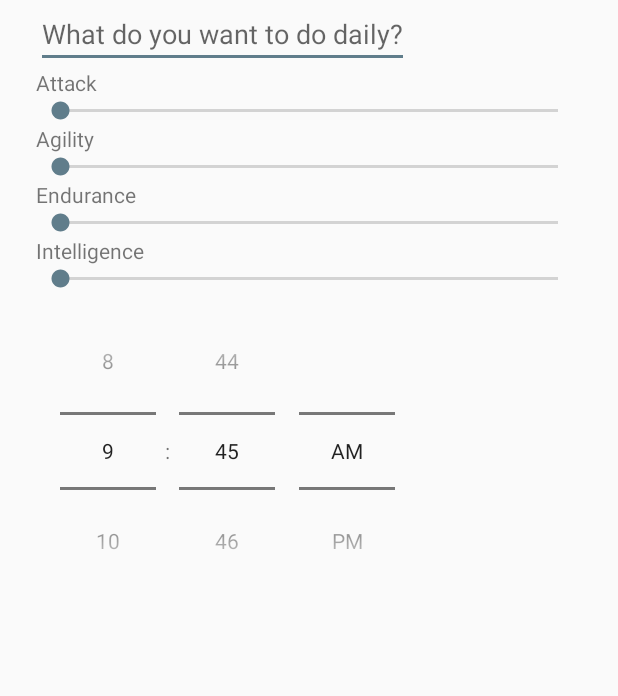
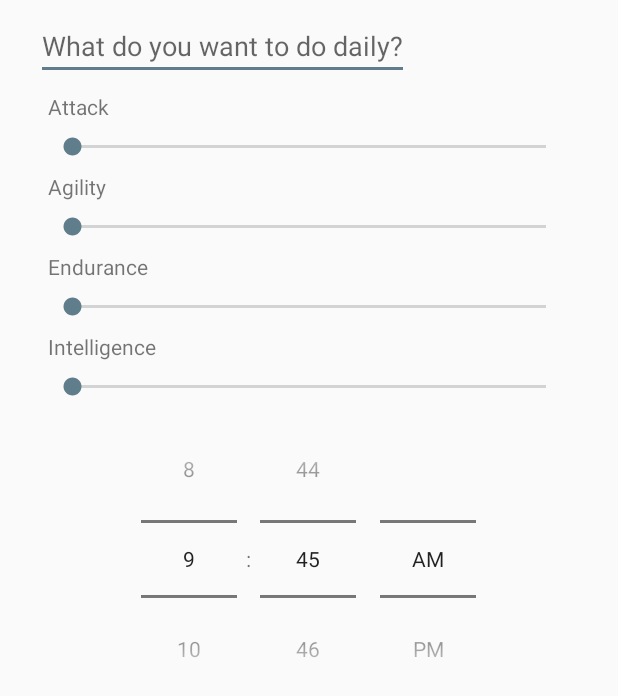
Before and after one commit to gutenkode/roguelike, an Android app: the layout fragment_create_habit.xml on its own in the app's theme, with its tools: preview values and no code run, on a phone screen of 412 x 824 dp. Shown: the top 696 px of the screen. Run offline under Robolectric (Android 15) with nearby library versions, the phone set to English and light mode, and no system bars.

```diff
--- a/app/src/main/java/de/gutenko/roguelike/habittracker/ui/PlayerActivity.kt
+++ b/app/src/main/java/de/gutenko/roguelike/habittracker/ui/PlayerActivity.kt
@@ -74,7 +74,7 @@ class PlayerActivity : AppCompatActivity() {
                 BindingListAdapter.Builder<AttributeCardItemBinding, PlayerPresenter.AttributeViewState, Unit>()
                     .identical { first, second -> first.name == second.name }
                     .same { first, second -> first == second }
-                    .eventsFor { binding, i ->
+                    .eventsFor { binding ->
                         Observable.empty()
                     }
                     .ids { it.name.hashCode().toLong() }
--- a/app/src/main/res/layout/fragment_create_habit.xml
+++ b/app/src/main/res/layout/fragment_create_habit.xml
@@ -1,14 +1,16 @@
 <?xml version="1.0" encoding="utf-8"?>
 <android.support.v7.widget.LinearLayoutCompat xmlns:android="http://schemas.android.com/apk/res/android"
     android:layout_width="match_parent"
-    android:layout_height="match_parent">
+    android:layout_height="match_parent"
+    android:gravity="center">
 
     <LinearLayout
         android:layout_width="match_parent"
         android:layout_height="match_parent"
         android:layout_marginEnd="24dp"
         android:layout_marginStart="24dp"
-        android:orientation="vertical">
+        android:orientation="vertical"
+        android:paddingTop="8dp">
 
         <android.support.design.widget.TextInputEditText
             android:id="@+id/habitName"
@@ -20,6 +22,7 @@
 
         <TimePicker
             android:id="@+id/habitTimePicker"
+            android:layout_gravity="center_horizontal"
             android:layout_width="wrap_content"
             android:layout_height="wrap_content"
             android:timePickerMode="spinner" />
--- a/app/src/main/res/layout/player_update_view.xml
+++ b/app/src/main/res/layout/player_update_view.xml
@@ -2,42 +2,52 @@
 <LinearLayout xmlns:android="http://schemas.android.com/apk/res/android"
     android:layout_width="match_parent"
     android:layout_height="wrap_content"
-    android:orientation="vertical">
+    android:orientation="vertical"
+    android:paddingEnd="8dp"
+    android:paddingStart="8dp"
+    android:paddingTop="8dp">
 
     <android.support.v7.widget.AppCompatTextView
         android:layout_width="wrap_content"
         android:layout_height="wrap_content"
+        android:layout_marginBottom="8dp"
         android:labelFor="@+id/attackAdd"
         android:text="@string/attack" />
 
     <android.support.v7.widget.AppCompatSeekBar
         android:id="@+id/attackAdd"
         android:layout_width="match_parent"
-        android:layout_height="wrap_content" />
+        android:layout_height="wrap_content"
+        android:layout_marginBottom="8dp" />
 
     <android.support.v7.widget.AppCompatTextView
         android:layout_width="wrap_content"
         android:layout_height="wrap_content"
+        android:layout_marginBottom="8dp"
         android:text="@string/agility" />
 
     <android.support.v7.widget.AppCompatSeekBar
         android:id="@+id/agilityAdd"
         android:layout_width="match_parent"
-        android:layout_height="wrap_content" />
+        android:layout_height="wrap_content"
+        android:layout_marginBottom="8dp" />
 
     <android.support.v7.widget.AppCompatTextView
         android:layout_width="wrap_content"
         android:layout_height="wrap_content"
+        android:layout_marginBottom="8dp"
         android:text="@string/endurance" />
 
     <android.support.v7.widget.AppCompatSeekBar
         android:id="@+id/enduranceAdd"
         android:layout_width="match_parent"
-        android:layout_height="wrap_content" />
+        android:layout_height="wrap_content"
+        android:layout_marginBottom="8dp" />
 
     <android.support.v7.widget.AppCompatTextView
         android:layout_width="wrap_content"
         android:layout_height="wrap_content"
+        android:layout_marginBottom="8dp"
         android:text="@string/intelligence" />
 
     <android.support.v7.widget.AppCompatSeekBar
```
Also changed, not shown: app/src/main/java/de/gutenko/roguelike/habittracker/ui/BindingListAdapter.kt (+5 -5 lines), app/src/main/java/de/gutenko/roguelike/habittracker/ui/GoalsFragment.kt (+10 -5 lines), app/src/main/java/de/gutenko/roguelike/habittracker/ui/HabitFragment.kt (+4 -3 lines).
